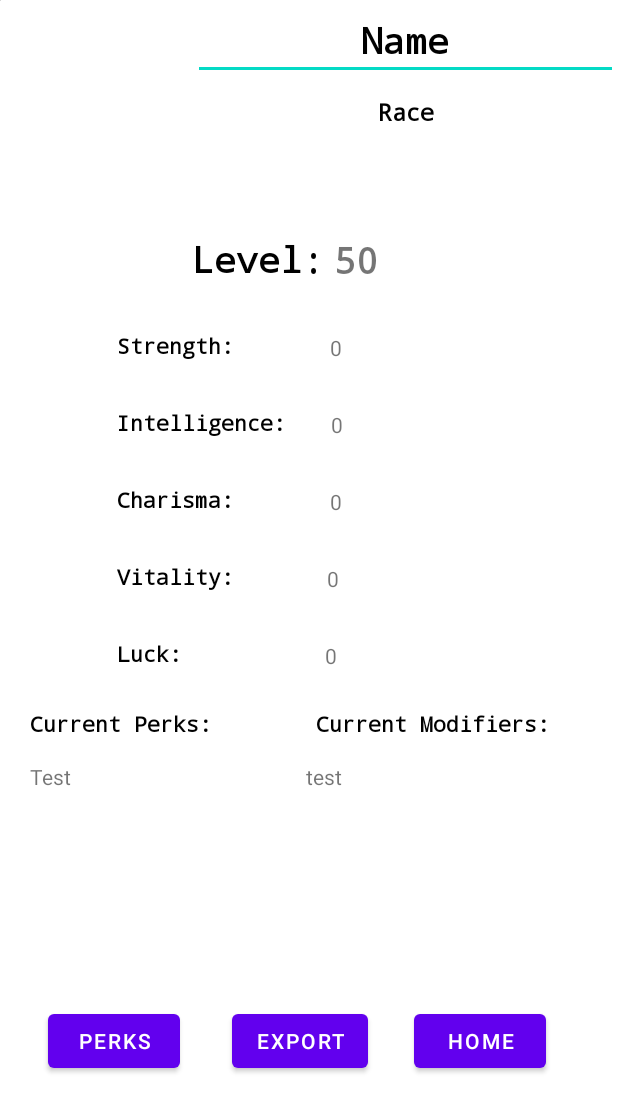
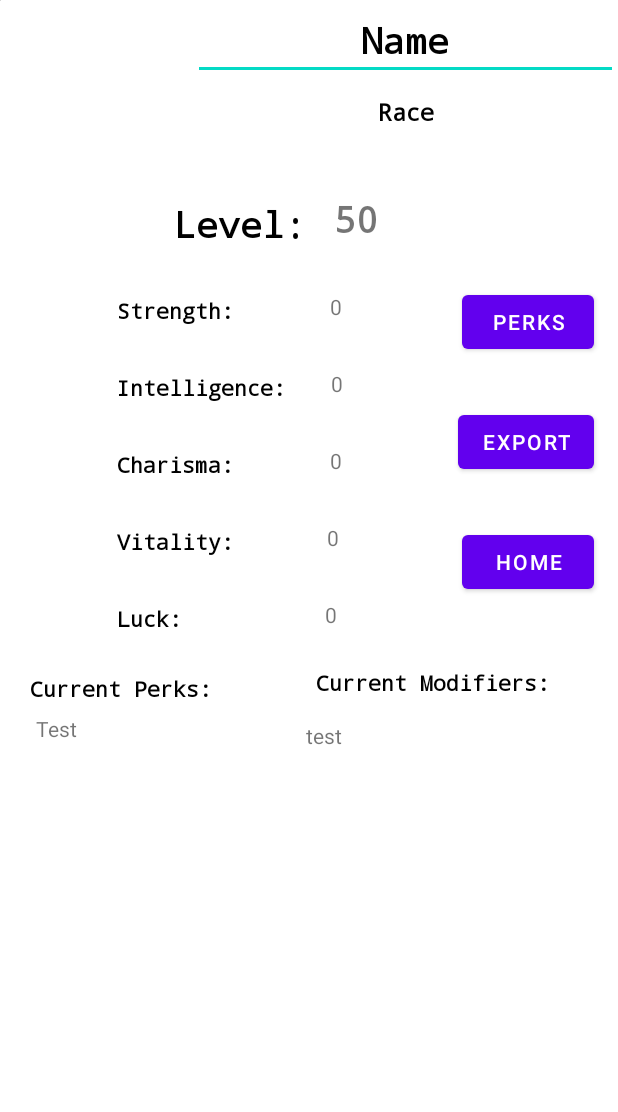
Before and after one commit to mfuri/RPGesus, an Android app: the layout fragment_character_sheet.xml on its own in the app's theme, with its tools: preview values and no code run, on a phone screen of 412 x 824 dp. Shown: the top 1112 px of the screen. Run offline under Robolectric (Android 15) with nearby library versions, the phone set to English and light mode, and no system bars.

Commit message:
Fixed sheet layout

```diff
--- a/app/src/main/res/layout/fragment_character_sheet.xml
+++ b/app/src/main/res/layout/fragment_character_sheet.xml
@@ -67,8 +67,8 @@
                     android:id="@+id/charSheetLevelView"
                     android:layout_width="wrap_content"
                     android:layout_height="wrap_content"
-                    android:layout_marginStart="128dp"
-                    android:layout_marginBottom="32dp"
+                    android:layout_marginStart="116dp"
+                    android:layout_marginTop="79dp"
                     android:layout_weight="1"
                     android:text="Level:"
                     android:textAlignment="center"
@@ -76,22 +76,9 @@
                     android:textSize="24sp"
                     android:textStyle="bold"
                     android:typeface="monospace"
-                    app:layout_constraintBottom_toTopOf="@+id/charSheetStrengthView"
-                    app:layout_constraintStart_toStartOf="parent" />
+                    app:layout_constraintStart_toStartOf="parent"
+                    app:layout_constraintTop_toBottomOf="@+id/charSheetName" />
 
-                <TextView
-                    android:id="@+id/charSheetLevel"
-                    android:layout_width="43dp"
-                    android:layout_height="36dp"
-                    android:layout_marginTop="71dp"
-                    android:layout_weight="1"
-                    android:text="50"
-                    android:textAlignment="center"
-                    android:textSize="24sp"
-                    android:textStyle="bold"
-                    android:typeface="monospace"
-                    app:layout_constraintStart_toEndOf="@+id/charSheetLevelView"
-                    app:layout_constraintTop_toBottomOf="@+id/charSheetRace" />
                 <!--
                 <Button
                     android:id="@+id/levelUpButton"
@@ -107,6 +94,22 @@
                     app:layout_constraintEnd_toEndOf="parent"
                     app:layout_constraintTop_toBottomOf="@+id/charSheetRace" />
                 -->
+
+                <TextView
+                    android:id="@+id/charSheetLevel"
+                    android:layout_width="43dp"
+                    android:layout_height="36dp"
+                    android:layout_marginStart="12dp"
+                    android:layout_marginTop="44dp"
+                    android:layout_weight="1"
+                    android:text="50"
+                    android:textAlignment="center"
+                    android:textSize="24sp"
+                    android:textStyle="bold"
+                    android:typeface="monospace"
+                    app:layout_constraintStart_toEndOf="@+id/charSheetLevelView"
+                    app:layout_constraintTop_toBottomOf="@+id/charSheetRace" />
+
                 <TextView
                     android:id="@+id/charSheetStrengthView"
                     android:layout_width="wrap_content"
@@ -227,32 +230,12 @@
                     app:layout_constraintStart_toEndOf="@+id/charSheetLuckView"
                     app:layout_constraintTop_toBottomOf="@+id/charSheetVitality" />
 
-                <Button
-                    android:id="@+id/charSheetHomeButton"
-                    android:layout_width="wrap_content"
-                    android:layout_height="wrap_content"
-                    android:layout_marginStart="156dp"
-                    android:layout_marginTop="178dp"
-                    android:text="Home"
-                    app:layout_constraintStart_toEndOf="@+id/viewPerksButton"
-                    app:layout_constraintTop_toBottomOf="@+id/currentModifiersLabel" />
-
-                <Button
-                    android:id="@+id/viewPerksButton"
-                    android:layout_width="wrap_content"
-                    android:layout_height="wrap_content"
-                    android:layout_marginStart="32dp"
-                    android:layout_marginTop="178dp"
-                    android:text="Perks"
-                    app:layout_constraintStart_toStartOf="parent"
-                    app:layout_constraintTop_toBottomOf="@+id/currentPerksLabel" />
-
                 <TextView
                     android:id="@+id/currentPerksView"
                     android:layout_width="wrap_content"
                     android:layout_height="wrap_content"
-                    android:layout_marginStart="20dp"
-                    android:layout_marginTop="508dp"
+                    android:layout_marginStart="24dp"
+                    android:layout_marginTop="476dp"
                     android:text="Test"
                     app:layout_constraintStart_toStartOf="parent"
                     app:layout_constraintTop_toTopOf="parent" />
@@ -299,12 +282,31 @@
                     android:id="@+id/exportButton"
                     android:layout_width="wrap_content"
                     android:layout_height="wrap_content"
-                    android:layout_marginTop="178dp"
+                    android:layout_marginTop="32dp"
+                    android:layout_marginEnd="16dp"
                     android:text="Export"
-                    app:layout_constraintEnd_toStartOf="@+id/charSheetHomeButton"
-                    app:layout_constraintHorizontal_bias="0.532"
-                    app:layout_constraintStart_toEndOf="@+id/viewPerksButton"
-                    app:layout_constraintTop_toBottomOf="@+id/currentPerksLabel" />
+                    app:layout_constraintEnd_toEndOf="parent"
+                    app:layout_constraintTop_toBottomOf="@+id/viewPerksButton" />
+
+                <Button
+                    android:id="@+id/charSheetHomeButton"
+                    android:layout_width="wrap_content"
+                    android:layout_height="wrap_content"
+                    android:layout_marginTop="32dp"
+                    android:layout_marginEnd="16dp"
+                    android:text="Home"
+                    app:layout_constraintEnd_toEndOf="parent"
+                    app:layout_constraintTop_toBottomOf="@+id/exportButton" />
+
+                <Button
+                    android:id="@+id/viewPerksButton"
+                    android:layout_width="wrap_content"
+                    android:layout_height="wrap_content"
+                    android:layout_marginTop="105dp"
+                    android:layout_marginEnd="16dp"
+                    android:text="Perks"
+                    app:layout_constraintEnd_toEndOf="parent"
+                    app:layout_constraintTop_toBottomOf="@+id/charSheetRace" />
 
 
             </androidx.constraintlayout.widget.ConstraintLayout>
```
